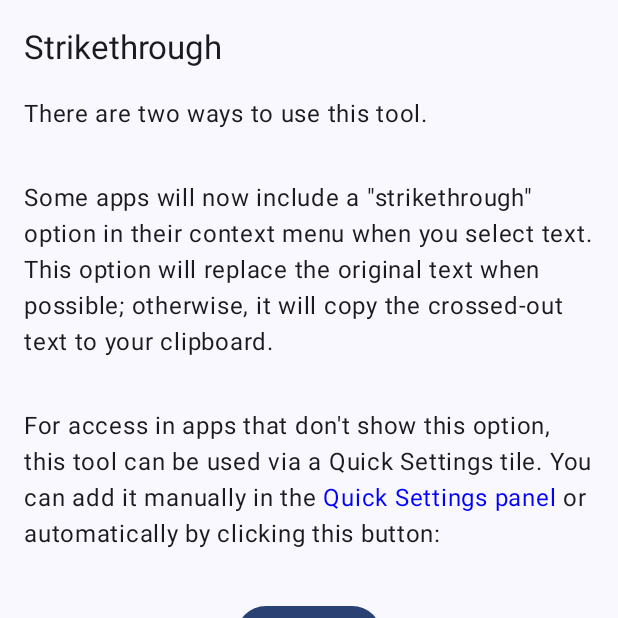
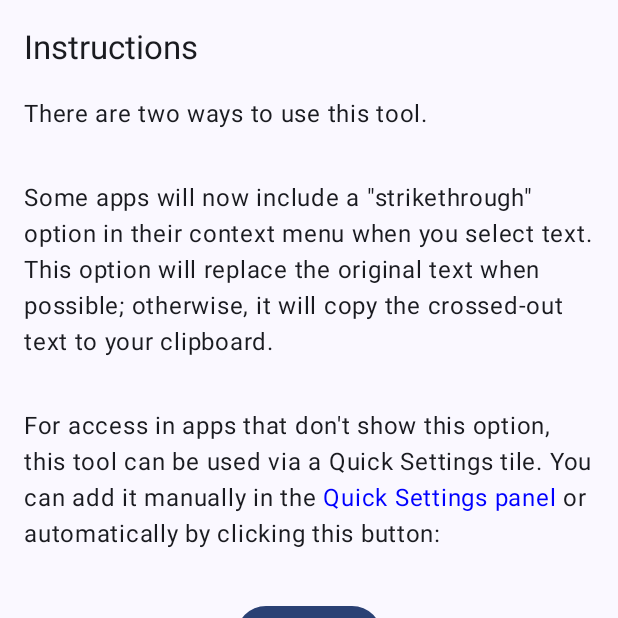
Before and after one commit to mileskrell/strikethrough, an Android app built with Jetpack Compose: the screen it shows after launch (MainActivity), on a phone screen of 412 x 824 dp, the top half of it. Run offline under Robolectric (Android 15) with nearby library versions, the phone set to English and light mode, and no system bars.

Commit message:
Update top app bar to say "instructions"

```diff
--- a/app/src/main/java/com/mileskrell/strikethrough/MainActivity.kt
+++ b/app/src/main/java/com/mileskrell/strikethrough/MainActivity.kt
@@ -65,7 +65,7 @@ private fun MainActivityContent() {
     Scaffold(
         modifier = Modifier.fillMaxSize(),
         topBar = {
-            TopAppBar(title = { Text(stringResource(R.string.app_name)) })
+            TopAppBar(title = { Text(stringResource(R.string.main_activity_title)) })
         },
         snackbarHost = {
             SnackbarHost(snackbarHostState) { data ->
--- a/app/src/main/res/values/strings.xml
+++ b/app/src/main/res/values/strings.xml
@@ -1,5 +1,6 @@
 <resources>
     <string name="app_name">Strikethrough</string>
+    <string name="main_activity_title">Instructions</string>
     <string name="text_field_placeholder">Enter text to cross out</string>
     <string name="copy_to_clipboard_action">Copy to clipboard</string>
     <string name="copied_to_clipboard_confirmation">Copied to clipboard</string>
```
Also changed, not shown: 1 other file.
